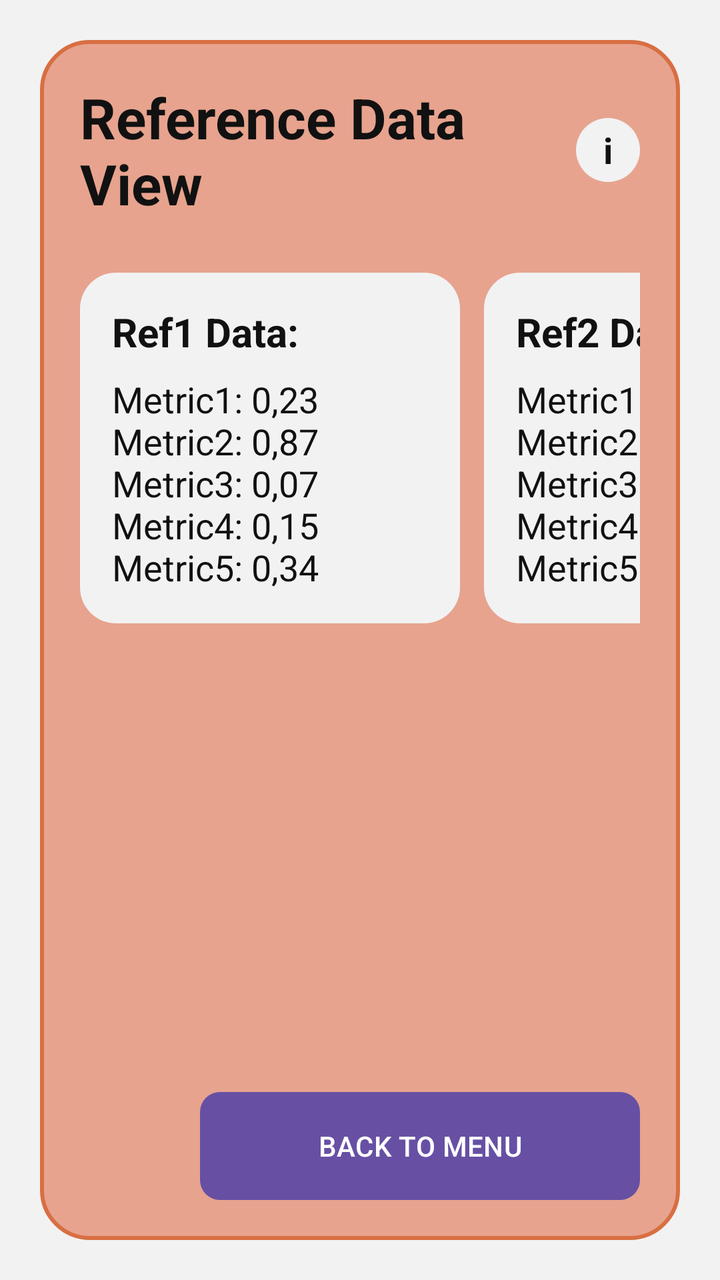
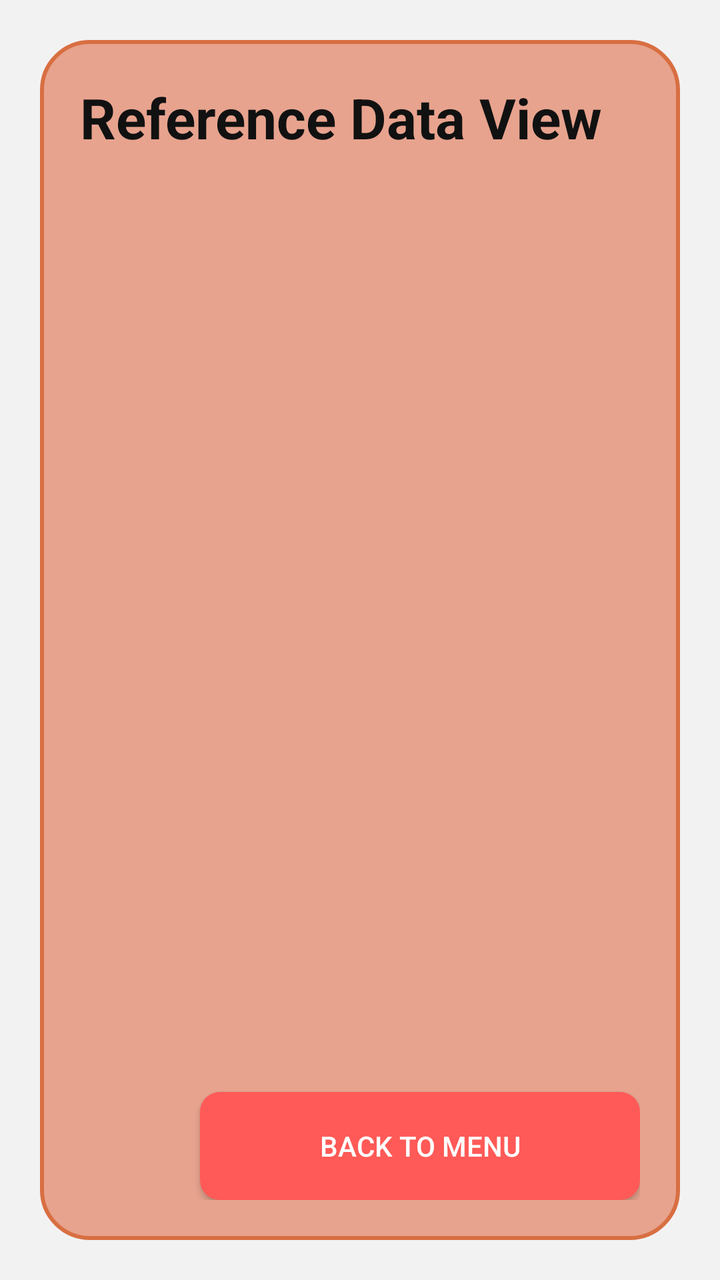

Compare the two renders of this Android layout. The source of the first and the diff that turns it into the second are given below.
<!-- AndroidManifest.xml: application theme Theme.FlaCo -->
<!-- res/layout/activity_reference_data.xml -->
<?xml version="1.0" encoding="utf-8"?>
<FrameLayout xmlns:android="http://schemas.android.com/apk/res/android"
    android:layout_width="match_parent"
    android:layout_height="match_parent"
    android:background="#F2F2F2"
    android:padding="20dp">

    <LinearLayout
        android:layout_width="match_parent"
        android:layout_height="match_parent"
        android:background="@drawable/bg_screen_panel"
        android:orientation="vertical"
        android:padding="20dp">

        <LinearLayout
            android:layout_width="match_parent"
            android:layout_height="wrap_content"
            android:gravity="center_vertical"
            android:orientation="horizontal">

            <TextView
                android:layout_width="0dp"
                android:layout_height="wrap_content"
                android:layout_weight="1"
                android:text="Reference Data View"
                android:textColor="@color/text_dark"
                android:textSize="28sp"
                android:textStyle="bold" />

            <TextView
                android:layout_width="32dp"
                android:layout_height="32dp"
                android:background="@drawable/bg_card"
                android:gravity="center"
                android:text="i"
                android:textColor="@color/text_dark"
                android:textSize="18sp"
                android:textStyle="bold" />
        </LinearLayout>

        <Space
            android:layout_width="match_parent"
            android:layout_height="26dp" />

        <HorizontalScrollView
            android:layout_width="match_parent"
            android:layout_height="wrap_content"
            android:scrollbars="none">

            <LinearLayout
                android:layout_width="wrap_content"
                android:layout_height="wrap_content"
                android:orientation="horizontal">

                <LinearLayout
                    android:layout_width="190dp"
                    android:layout_height="wrap_content"
                    android:layout_marginEnd="12dp"
                    android:background="@drawable/bg_card"
                    android:orientation="vertical"
                    android:padding="16dp">

                    <TextView
                        android:layout_width="wrap_content"
                        android:layout_height="wrap_content"
                        android:text="Ref1 Data:"
                        android:textColor="@color/text_dark"
                        android:textSize="20sp"
                        android:textStyle="bold" />

                    <TextView
                        android:layout_width="wrap_content"
                        android:layout_height="wrap_content"
                        android:layout_marginTop="8dp"
                        android:text="Metric1: 0,23&#10;Metric2: 0,87&#10;Metric3: 0,07&#10;Metric4: 0,15&#10;Metric5: 0,34"
                        android:textColor="@color/text_dark"
                        android:textSize="18sp" />
                </LinearLayout>

                <LinearLayout
                    android:layout_width="190dp"
                    android:layout_height="wrap_content"
                    android:layout_marginEnd="12dp"
                    android:background="@drawable/bg_card"
                    android:orientation="vertical"
                    android:padding="16dp">

                    <TextView
                        android:layout_width="wrap_content"
                        android:layout_height="wrap_content"
                        android:text="Ref2 Data:"
                        android:textColor="@color/text_dark"
                        android:textSize="20sp"
                        android:textStyle="bold" />

                    <TextView
                        android:layout_width="wrap_content"
                        android:layout_height="wrap_content"
                        android:layout_marginTop="8dp"
                        android:text="Metric1: 0,23&#10;Metric2: 0,87&#10;Metric3: 0,07&#10;Metric4: 0,15&#10;Metric5: 0,34"
                        android:textColor="@color/text_dark"
                        android:textSize="18sp" />
                </LinearLayout>

                <LinearLayout
                    android:layout_width="190dp"
                    android:layout_height="wrap_content"
                    android:background="@drawable/bg_card"
                    android:orientation="vertical"
                    android:padding="16dp">

                    <TextView
                        android:layout_width="wrap_content"
                        android:layout_height="wrap_content"
                        android:text="Ref3 Data:"
                        android:textColor="@color/text_dark"
                        android:textSize="20sp"
                        android:textStyle="bold" />

                    <TextView
                        android:layout_width="wrap_content"
                        android:layout_height="wrap_content"
                        android:layout_marginTop="8dp"
                        android:text="Metric1: 0,23&#10;Metric2: 0,87&#10;Metric3: 0,07&#10;Metric4: 0,15&#10;Metric5: 0,34"
                        android:textColor="@color/text_dark"
                        android:textSize="18sp" />
                </LinearLayout>
            </LinearLayout>
        </HorizontalScrollView>

        <Space
            android:layout_width="match_parent"
            android:layout_height="0dp"
            android:layout_weight="1" />

        <Button
            android:id="@+id/btnBackReferenceData"
            android:layout_width="220dp"
            android:layout_height="54dp"
            android:layout_gravity="end"
            android:background="@drawable/bg_button_red"
            android:text="BACK TO MENU"
            android:textAllCaps="false"
            android:textColor="@color/white" />
    </LinearLayout>
</FrameLayout>
<!-- resources referenced by this layout -->
<resources>
  <color name="text_dark">#111111</color>
  <color name="white">#FFFFFF</color>
  <!-- drawable bg_button_red (drawable) -->
  <?xml version="1.0" encoding="utf-8"?>
  <shape xmlns:android="http://schemas.android.com/apk/res/android">
      <solid android:color="@color/btn_red" />
      <corners android:radius="10dp" />
  </shape>
  <!-- drawable bg_card (drawable) -->
  <?xml version="1.0" encoding="utf-8"?>
  <shape xmlns:android="http://schemas.android.com/apk/res/android">
      <solid android:color="@color/card_bg" />
      <corners android:radius="18dp" />
  </shape>
  <!-- drawable bg_screen_panel (drawable) -->
  <?xml version="1.0" encoding="utf-8"?>
  <shape xmlns:android="http://schemas.android.com/apk/res/android">
      <solid android:color="@color/mockup_bg" />
      <stroke
          android:width="2dp"
          android:color="@color/panel_border" />
      <corners android:radius="24dp" />
  </shape>
  <style name="Theme.FlaCo" parent="Theme.Material3.DayNight.NoActionBar">
          <item name="android:statusBarColor">@android:color/transparent</item>
          <item name="android:windowLightStatusBar">true</item>
      </style>
  <color name="btn_red">#FF5A57</color>
  <color name="card_bg">#F2F2F2</color>
  <color name="mockup_bg">#E7A38E</color>
  <color name="panel_border">#D86F42</color>
</resources>

<!-- the commit's change to res/layout/activity_reference_data.xml (unified diff, before → after) -->
@@ -26,16 +26,6 @@
                 android:textColor="@color/text_dark"
                 android:textSize="28sp"
                 android:textStyle="bold" />
-
-            <TextView
-                android:layout_width="32dp"
-                android:layout_height="32dp"
-                android:background="@drawable/bg_card"
-                android:gravity="center"
-                android:text="i"
-                android:textColor="@color/text_dark"
-                android:textSize="18sp"
-                android:textStyle="bold" />
         </LinearLayout>
 
         <Space
@@ -48,83 +38,21 @@
             android:scrollbars="none">
 
             <LinearLayout
+                android:id="@+id/llReferencesContainer"
                 android:layout_width="wrap_content"
                 android:layout_height="wrap_content"
                 android:orientation="horizontal">
 
-                <LinearLayout
-                    android:layout_width="190dp"
+                
+                <TextView
+                    android:id="@+id/tvNoReferences"
+                    android:layout_width="wrap_content"
                     android:layout_height="wrap_content"
-                    android:layout_marginEnd="12dp"
-                    android:background="@drawable/bg_card"
-                    android:orientation="vertical"
-                    android:padding="16dp">
+                    android:text="No references recorded yet."
+                    android:textColor="@color/text_dark"
+                    android:textSize="18sp"
+                    android:visibility="gone"/>
 
-                    <TextView
-                        android:layout_width="wrap_content"
-                        android:layout_height="wrap_content"
-                        android:text="Ref1 Data:"
-                        android:textColor="@color/text_dark"
-                        android:textSize="20sp"
-                        android:textStyle="bold" />
-
-                    <TextView
-                        android:layout_width="wrap_content"
-                        android:layout_height="wrap_content"
-                        android:layout_marginTop="8dp"
-                        android:text="Metric1: 0,23&#10;Metric2: 0,87&#10;Metric3: 0,07&#10;Metric4: 0,15&#10;Metric5: 0,34"
-                        android:textColor="@color/text_dark"
-                        android:textSize="18sp" />
-                </LinearLayout>
-
-                <LinearLayout
-                    android:layout_width="190dp"
-                    android:layout_height="wrap_content"
-                    android:layout_marginEnd="12dp"
-                    android:background="@drawable/bg_card"
-                    android:orientation="vertical"
-                    android:padding="16dp">
-
-                    <TextView
-                        android:layout_width="wrap_content"
-                        android:layout_height="wrap_content"
-                        android:text="Ref2 Data:"
-                        android:textColor="@color/text_dark"
-                        android:textSize="20sp"
-                        android:textStyle="bold" />
-
-                    <TextView
-                        android:layout_width="wrap_content"
-                        android:layout_height="wrap_content"
-                        android:layout_marginTop="8dp"
-                        android:text="Metric1: 0,23&#10;Metric2: 0,87&#10;Metric3: 0,07&#10;Metric4: 0,15&#10;Metric5: 0,34"
-                        android:textColor="@color/text_dark"
-                        android:textSize="18sp" />
-                </LinearLayout>
-
-                <LinearLayout
-                    android:layout_width="190dp"
-                    android:layout_height="wrap_content"
-                    android:background="@drawable/bg_card"
-                    android:orientation="vertical"
-                    android:padding="16dp">
-
-                    <TextView
-                        android:layout_width="wrap_content"
-                        android:layout_height="wrap_content"
-                        android:text="Ref3 Data:"
-                        android:textColor="@color/text_dark"
-                        android:textSize="20sp"
-                        android:textStyle="bold" />
-
-                    <TextView
-                        android:layout_width="wrap_content"
-                        android:layout_height="wrap_content"
-                        android:layout_marginTop="8dp"
-                        android:text="Metric1: 0,23&#10;Metric2: 0,87&#10;Metric3: 0,07&#10;Metric4: 0,15&#10;Metric5: 0,34"
-                        android:textColor="@color/text_dark"
-                        android:textSize="18sp" />
-                </LinearLayout>
             </LinearLayout>
         </HorizontalScrollView>
 
<!-- resource entries referenced after the edit -->
@@ -8,12 +8,6 @@
       <solid android:color="@color/btn_red" />
       <corners android:radius="10dp" />
   </shape>
-  <!-- drawable bg_card (drawable) -->
-  <?xml version="1.0" encoding="utf-8"?>
-  <shape xmlns:android="http://schemas.android.com/apk/res/android">
-      <solid android:color="@color/card_bg" />
-      <corners android:radius="18dp" />
-  </shape>
   <!-- drawable bg_screen_panel (drawable) -->
   <?xml version="1.0" encoding="utf-8"?>
   <shape xmlns:android="http://schemas.android.com/apk/res/android">
@@ -23,12 +17,12 @@
           android:color="@color/panel_border" />
       <corners android:radius="24dp" />
   </shape>
-  <style name="Theme.FlaCo" parent="Theme.Material3.DayNight.NoActionBar">
-          <item name="android:statusBarColor">@android:color/transparent</item>
-          <item name="android:windowLightStatusBar">true</item>
+  <style name="Theme.FlaCo" parent="Theme.AppCompat.Light.NoActionBar">
+          
+          <item name="android:statusBarColor">?attr/colorPrimary</item>
+          
       </style>
   <color name="btn_red">#FF5A57</color>
-  <color name="card_bg">#F2F2F2</color>
   <color name="mockup_bg">#E7A38E</color>
   <color name="panel_border">#D86F42</color>
 </resources>
